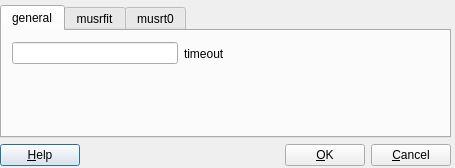
The window that src/musredit/forms/PPrefsDialog.ui (aPeter1/musrfit-fork) describes before a commit, drawn with Qt 5.
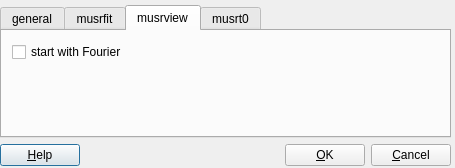
The same window after the commit. The open tabs and pages were chosen to show the change. Icons and pictures are not drawn.

Commit message: add a switch to musrview that it plots initially the Fouier data rather than the time domain data.

```diff
--- a/src/musredit/forms/PPrefsDialog.ui
+++ b/src/musredit/forms/PPrefsDialog.ui
@@ -158,7 +158,25 @@
         </property>
        </widget>
       </widget>
-      <widget class="QWidget" name="tab_2">
+      <widget class="QWidget" name="fMusrview_tab">
+       <attribute name="title">
+        <string>musrview</string>
+       </attribute>
+       <widget class="QCheckBox" name="fFourier_checkBox">
+        <property name="geometry">
+         <rect>
+          <x>10</x>
+          <y>10</y>
+          <width>141</width>
+          <height>22</height>
+         </rect>
+        </property>
+        <property name="text">
+         <string>start with Fourier</string>
+        </property>
+       </widget>
+      </widget>
+      <widget class="QWidget" name="fMusrt0_tab">
        <attribute name="title">
         <string>musrt0</string>
        </attribute>
```
Left out of the diff: 6 changed lines with no effect on the pictures. The commit also changes 11 other files.
